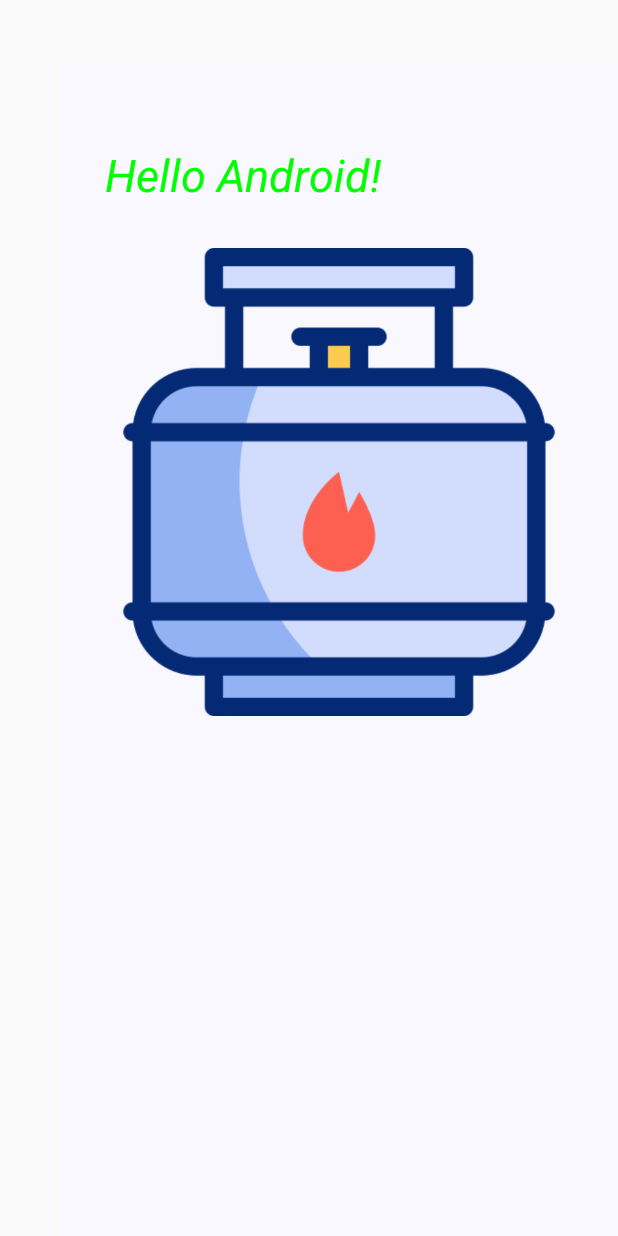
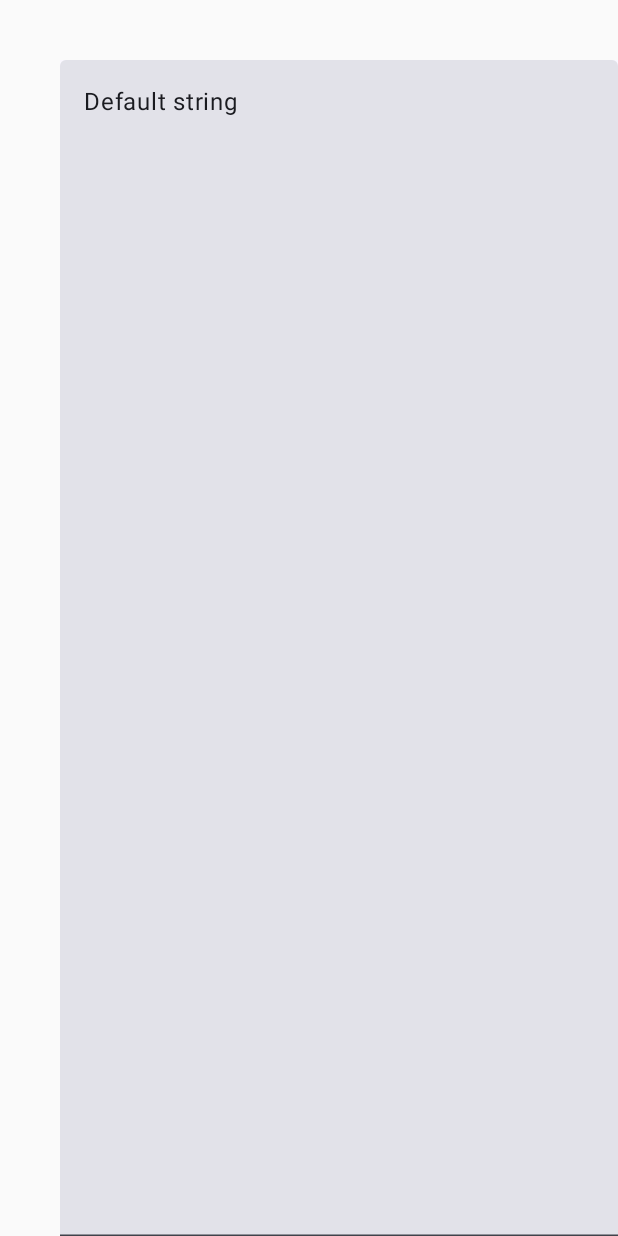
Before and after one commit to paras-infostride/android_practise, an Android app built with Jetpack Compose: the screen it shows after launch (MainActivity), on a phone screen of 412 x 824 dp. Run offline under Robolectric (Android 15) with nearby library versions, the light colour scheme and no system bars.

Commit message:
text field mutable state

```diff
--- a/app/src/main/java/com/example/sample_2/MainActivity.kt
+++ b/app/src/main/java/com/example/sample_2/MainActivity.kt
@@ -1,4 +1,5 @@
 package com.example.sample_2
+
 
 import android.os.Bundle
 import androidx.activity.ComponentActivity
@@ -6,22 +7,26 @@ import androidx.activity.compose.setContent
 import androidx.compose.foundation.Image
 import androidx.compose.foundation.layout.Box
 import androidx.compose.foundation.layout.Column
-
-
 import androidx.compose.foundation.layout.fillMaxSize
+import androidx.compose.foundation.layout.fillMaxWidth
+import androidx.compose.foundation.layout.height
 import androidx.compose.foundation.layout.padding
 import androidx.compose.foundation.layout.size
+import androidx.compose.foundation.layout.width
 import androidx.compose.material3.MaterialTheme
 import androidx.compose.material3.Surface
 import androidx.compose.material3.Text
+import androidx.compose.material3.TextField
 import androidx.compose.runtime.Composable
-import androidx.compose.ui.Alignment
+import androidx.compose.runtime.mutableStateOf
+import androidx.compose.runtime.remember
 import androidx.compose.ui.Modifier
 import androidx.compose.ui.graphics.Color
 import androidx.compose.ui.res.painterResource
 import androidx.compose.ui.text.TextStyle
 import androidx.compose.ui.text.font.FontStyle
 import androidx.compose.ui.tooling.preview.Preview
+import androidx.compose.ui.unit.TextUnit
 import androidx.compose.ui.unit.dp
 import androidx.compose.ui.unit.sp
 import com.example.sample_2.ui.theme.Sample_2Theme
@@ -53,33 +58,20 @@ class MainActivity : ComponentActivity() {
 @Composable
 fun Greeting(name: String, modifier: Modifier = Modifier) {
 
-   Column(
-       modifier.fillMaxSize().padding(30.dp)
-   ) {
+    val obj = remember {
+        mutableStateOf("Default string");
+    };
 
-       Box(modifier = modifier.size(30.dp),)
-       Text(
-           text = "Hello $name!",
-//        color = Color.Blue,
-           fontStyle = FontStyle.Italic,
-           style = TextStyle(
-               fontSize = 30.sp,
-               color = Color.Green
-           ),
-           modifier = modifier
-       )
-     Box(modifier = modifier.size(30.dp),
+    TextField(
+        value = obj.value,
+        onValueChange = {
+            obj.value = it;
+        },
+        enabled = true,
 
-         )
+    )
 
-
-       Image(
-           painter = painterResource(id = R.drawable.gas),
-           contentDescription = "Dummy image",
-           )
-   }
 }
-
 
 
 @Preview(
```
